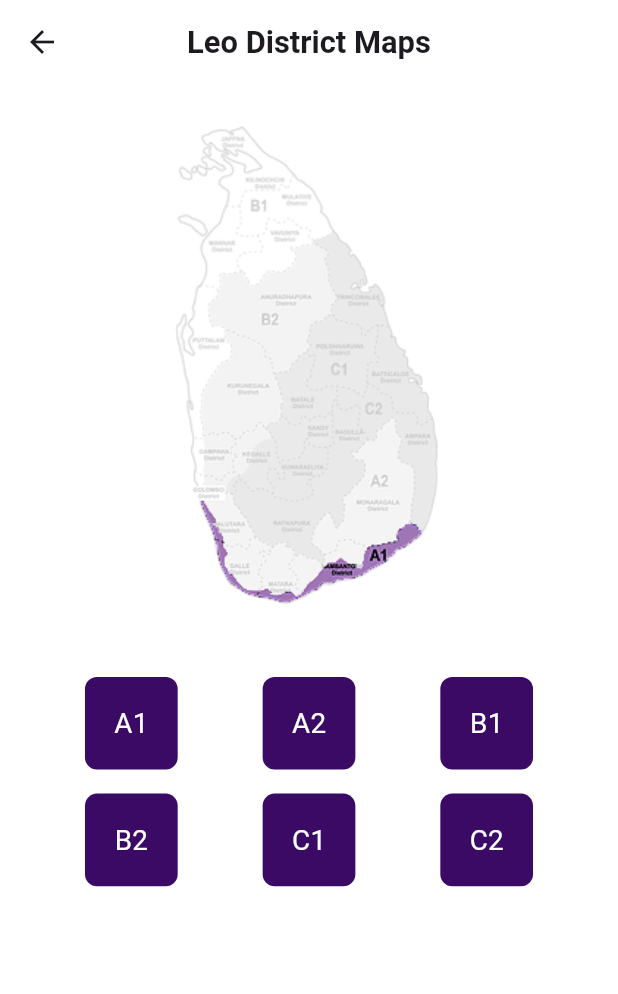
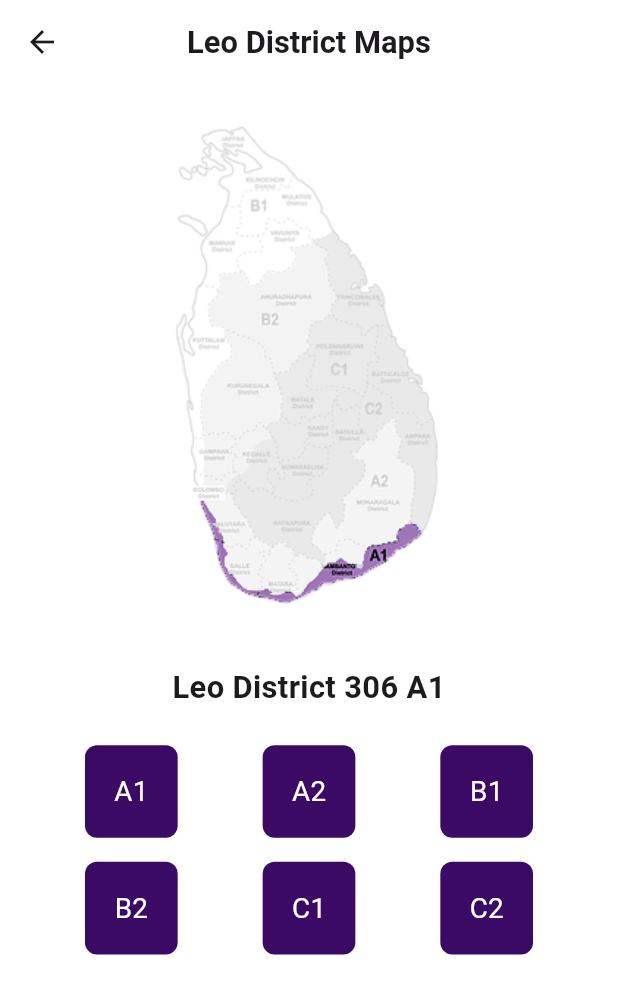
Before and after one commit to Thameera08/A2Leo-App, a Flutter app: the MapScreen screen opened directly, after a tap on "A1", on a phone screen of 412 x 824 dp. Shown: the top 994 px of the screen. Run offline on Flutter 3.47's test engine with Material 3 defaults, Android fonts, the phone set to English and light mode, and no system bars; our stand-ins replace dio, flutter_animate, flutter_svg, get.

Commit message:
leo update

```diff
--- a/lib/screens/dashboard_screens/controllers/map.dart
+++ b/lib/screens/dashboard_screens/controllers/map.dart
@@ -13,6 +13,15 @@ class MapController extends GetxController {
     'c2': 'lib/images/maps/c2.png',
   };
 
+  final Map districtNames = {
+    'a1': 'Leo District 306 A1',
+    'a2': 'Leo District 306 A2',
+    'b1': 'Leo District 306 B1',
+    'b2': 'Leo District 306 B2',
+    'c1': 'Leo District 306 C1',
+    'c2': 'Leo District 306 C2',
+  };
+
   final String defaultMapImage = 'lib/images/maps/all.png'; // Default image
 
   // Function to set selected district
@@ -25,4 +34,8 @@ class MapController extends GetxController {
         ? districtImages[selectedDistrict.value]!
         : defaultMapImage;
   }
+
+  String getSelectedDistrict() {
+    return selectedDistrict.value ?? 'all';
+  }
 }
--- a/lib/screens/dashboard_screens/screens/map/leomap.dart
+++ b/lib/screens/dashboard_screens/screens/map/leomap.dart
@@ -17,6 +17,7 @@ class MapScreen extends StatelessWidget {
     // Organize district keys into rows
     List<List<String>> buttonRows = [];
     final districts = controller.districtImages.keys.toList();
+    final districtsnames = controller.districtNames.keys.toList();
     for (int i = 0; i < districts.length; i += 3) {
       buttonRows.add(districts.skip(i).take(3).toList());
     }
@@ -47,6 +48,17 @@ class MapScreen extends StatelessWidget {
                 fit: BoxFit.contain,
               );
             }),
+          ),
+          SizedBox(height: screenHeight * 0.02),
+          Obx(
+            () => Text(
+              controller.districtNames[controller.getSelectedDistrict()] ??
+                  'All',
+              style: TextStyle(
+                fontSize: screenWidth * 0.05,
+                fontWeight: FontWeight.bold,
+              ),
+            ),
           ),
           SizedBox(height: screenHeight * 0.02),
           // Display rows of district buttons
```
Also changed, not shown: pubspec.lock, 125 other files.
